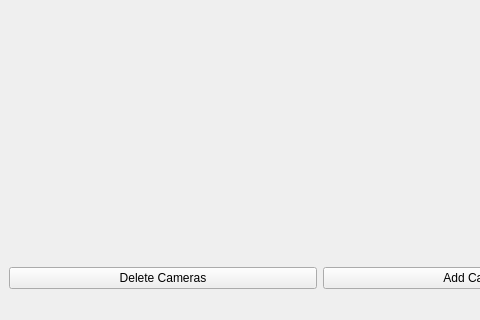
Above: ui/Ui_MainWindow.ui from alvaro893/sensor-reader before the change; both pictures show x 0 to 480 and y 245 to 565 of the 640 by 565 pixel window. Below: the same form after it.
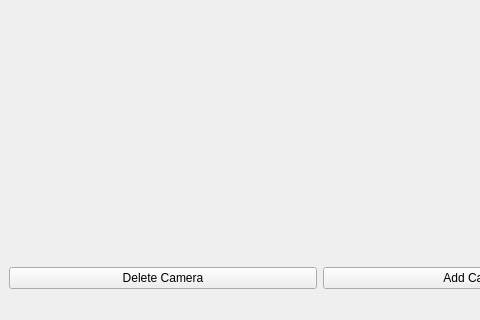
That is the form after the change.

Commit message: delete sensors from ui correctly and other issues

Diff of the .ui file:
```diff
--- a/ui/Ui_MainWindow.ui
+++ b/ui/Ui_MainWindow.ui
@@ -72,7 +72,7 @@
         <item>
          <widget class="QPushButton" name="deleteButton">
           <property name="text">
-           <string>Delete Cameras</string>
+           <string>Delete Camera</string>
           </property>
          </widget>
         </item>
```
The commit also changes 1 other file.
